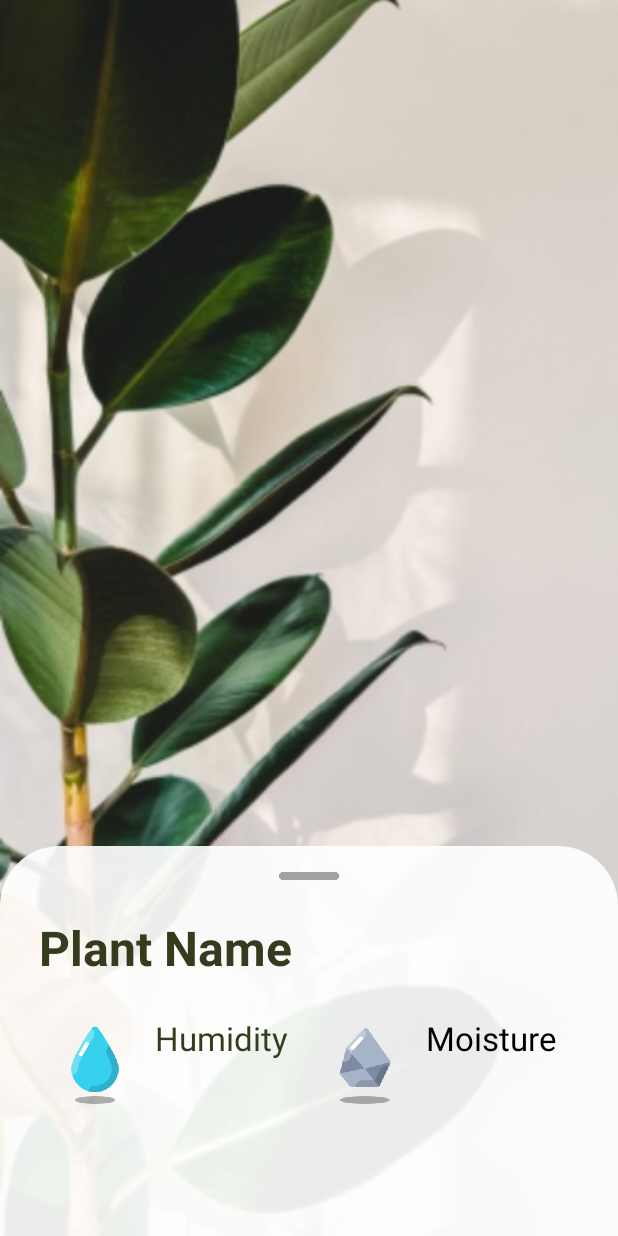
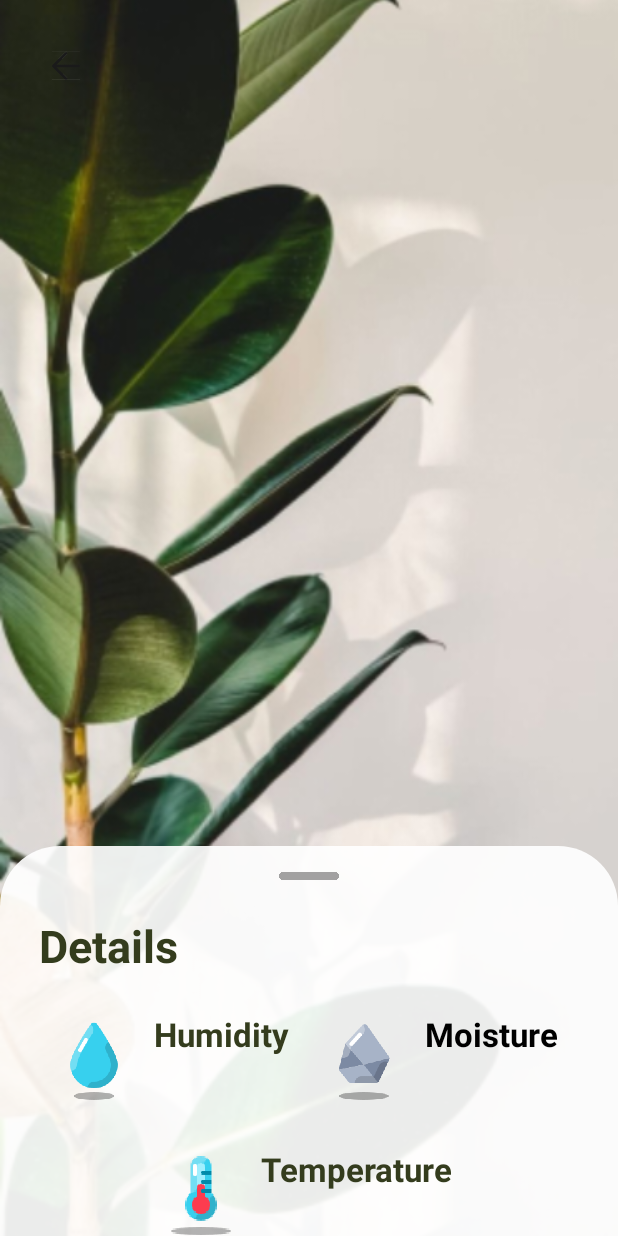
Before and after one commit to TerribleSpeller/Moodbloom, an Android app built with Jetpack Compose: the PageStat screen opened directly, with no data from a screen before it, on a phone screen of 412 x 824 dp. Run offline under Robolectric (Android 15) with nearby library versions, the phone set to English and light mode, and no system bars; our stand-ins replace Firebase (no records; nobody signed in at launch, a user with empty details on screens opened directly); 3 statements that could not run were skipped.

```diff
--- a/app/src/main/java/com/comporg/finalprojectv3/pageStat.kt
+++ b/app/src/main/java/com/comporg/finalprojectv3/pageStat.kt
@@ -1,5 +1,6 @@
 package com.comporg.finalprojectv3
 
+import android.content.Intent
 import android.os.Bundle
 import android.util.Log
 import android.view.View
@@ -14,16 +15,20 @@ class PageStat : AppCompatActivity() {
 
     private lateinit var databaseRef1: DatabaseReference
     private lateinit var databaseRef2: DatabaseReference
+    private lateinit var databaseRef3: DatabaseReference
 
     private lateinit var bottomSheetBehavior: BottomSheetBehavior<NestedScrollView>
     private lateinit var humidView: TextView
     private lateinit var moistView: TextView
+    private lateinit var tempView: TextView
     private lateinit var plantNameView: TextView
     private lateinit var additionalImageView: ImageView
+    private lateinit var backButton: ImageView
 
     override fun onCreate(savedInstanceState: Bundle?) {
         super.onCreate(savedInstanceState)
         setContentView(R.layout.statpage)
+
 
         // Initialize views
         val bottomSheet: NestedScrollView = findViewById(R.id.bottom_sheet)
@@ -36,13 +41,16 @@ class PageStat : AppCompatActivity() {
 
         humidView = findViewById(R.id.humidView)
         moistView = findViewById(R.id.moistView)
+        tempView = findViewById(R.id.tempView)
         plantNameView = findViewById(R.id.plantNameView)
         additionalImageView = findViewById(R.id.additional_ImageView)
+        backButton = findViewById(R.id.backButton)
 
         // Set up Firebase database references
         val database = FirebaseDatabase.getInstance("https://sem4-appeng-database-default-rtdb.asia-southeast1.firebasedatabase.app")
         databaseRef1 = database.getReference("CurrentData/humidity")
         databaseRef2 = database.getReference("CurrentData/moisture")
+        databaseRef3 = database.getReference("CurrentData/temp")
 
         // Retrieve humidity data from Firebase
         databaseRef1.addValueEventListener(object : ValueEventListener {
@@ -68,6 +76,17 @@ class PageStat : AppCompatActivity() {
             }
         })
 
+        databaseRef3.addValueEventListener(object : ValueEventListener {
+            override fun onDataChange(dataSnapshot: DataSnapshot) {
+                val temp = dataSnapshot.value
+                tempView.text = temp.toString()
+            }
+
+            override fun onCancelled(error: DatabaseError) {
+                Log.w("Firebase", "Failed to read moisture value.", error.toException())
+            }
+        })
+
         // Set up BottomSheetBehavior callback to detect state changes
         bottomSheetBehavior.addBottomSheetCallback(object : BottomSheetBehavior.BottomSheetCallback() {
             override fun onStateChanged(bottomSheet: View, newState: Int) {
@@ -86,6 +105,13 @@ class PageStat : AppCompatActivity() {
         // Initialize the bottom sheet state
         bottomSheetBehavior.state = BottomSheetBehavior.STATE_COLLAPSED
         showAdditionalInfo(false)
+
+        backButton.setOnClickListener {
+            val intent = Intent(this, PageOneActivity::class.java)
+            startActivity(intent)
+            finish()
+        }
+
     }
 
     private fun showAdditionalInfo(show: Boolean) {
--- a/app/src/main/res/layout/statpage.xml
+++ b/app/src/main/res/layout/statpage.xml
@@ -12,6 +12,17 @@
         android:layout_height="match_parent"
         android:scaleType="centerCrop"
         android:src="@drawable/plantpicnew"/>
+
+    <ImageView
+        android:id="@+id/backButton"
+        android:layout_width="48dp"
+        android:layout_height="48dp"
+        android:layout_alignParentStart="true"
+        android:layout_marginStart="20dp"
+        android:layout_marginTop="20dp"
+        android:layout_marginEnd="20dp"
+        android:src="@drawable/left_arrow" />
+
 
     <androidx.core.widget.NestedScrollView
         android:id="@+id/bottom_sheet"
@@ -42,9 +53,9 @@
                     android:id="@+id/plantNameView"
                     android:layout_width="wrap_content"
                     android:layout_height="wrap_content"
-                    android:textSize="32sp"
+                    android:textSize="30sp"
                     android:padding="10dp"
-                    android:text="Plant Name"
+                    android:text="Details"
                     android:textStyle="bold"
                     android:textColor="@color/heading"
                     android:textAppearance="@font/rambla_bold"/>
@@ -83,7 +94,8 @@
                                 android:padding="4dp"
                                 android:text="Humidity"
                                 android:textColor="@color/heading"
-                                android:textAppearance="@font/rambla_italic"/>
+                                android:textStyle="bold"
+                                android:textAppearance="@font/rambla_regular"/>
 
                             <TextView
                                 android:id="@+id/humidView"
@@ -125,6 +137,7 @@
                                 android:textSize="22sp"
                                 android:padding="4dp"
                                 android:text="Moisture"
+                                android:textStyle="bold"
                                 android:textAppearance="@font/rambla_italic"/>
 
                             <TextView
@@ -143,10 +156,61 @@
 
                 </LinearLayout>
 
+                <LinearLayout
+                    android:layout_width="match_parent"
+                    android:layout_height="wrap_content"
+                    android:orientation="horizontal"
+                    android:gravity="center"
+                    android:padding="10dp">
+
+                    <LinearLayout
+                        android:layout_width="wrap_content"
+                        android:layout_height="wrap_content"
+                        android:orientation="horizontal"
+                        android:gravity="center">
+
+                        <ImageView
+                            android:layout_width="56dp"
+                            android:layout_height="56dp"
+                            android:src="@drawable/tempicon"
+                            android:layout_marginEnd="8dp"/>
+
+                        <LinearLayout
+                            android:layout_width="wrap_content"
+                            android:layout_height="wrap_content"
+                            android:orientation="vertical"
+                            android:gravity="center">
+
+                            <TextView
+                                android:id="@+id/tempLabel"
+                                android:layout_width="wrap_content"
+                                android:layout_height="wrap_content"
+                                android:textSize="22sp"
+                                android:padding="4dp"
+                                android:text="Temperature"
+                                android:textStyle="bold"
+                                android:textColor="@color/heading"
+                                android:textAppearance="@font/rambla_italic"/>
+
+                            <TextView
+                                android:id="@+id/tempView"
+                                android:layout_width="wrap_content"
+                                android:layout_height="wrap_content"
+                                android:textSize="18sp"
+                                android:padding="4dp"
+                                android:text=""
+                                android:textColor="@color/heading"
+                                android:textAppearance="@font/rambla_italic"
+                                android:gravity="center"/>
+                        </LinearLayout>
+
+                    </LinearLayout>
+                </LinearLayout>
+
                 <ImageView
                     android:id="@+id/additional_ImageView"
                     android:layout_width="match_parent"
-                    android:layout_height="120dp"
+                    android:layout_height="135dp"
                     android:layout_gravity="center_horizontal|bottom"
                     android:src="@drawable/bannerstat"
                     android:visibility="gone"
--- a/app/src/main/res/values/themes.xml
+++ b/app/src/main/res/values/themes.xml
@@ -3,7 +3,7 @@
 
     <style name="Theme.FinalProjectv3" parent="Theme.AppCompat.Light.NoActionBar">
         <!-- Customize your theme here. -->
-        <item name= "android:colorBackground">@color/heading</item>
+        <item name= "android:colorBackground">@color/white</item>
         <item name="colorPrimary">@color/white</item>
         <item name="colorPrimaryDark">@color/black</item>
         <item name="colorAccent">@color/teal_700</item>
```
Also changed, not shown: app/src/main/res/drawable/tempicon.png (added), 1 other file.
